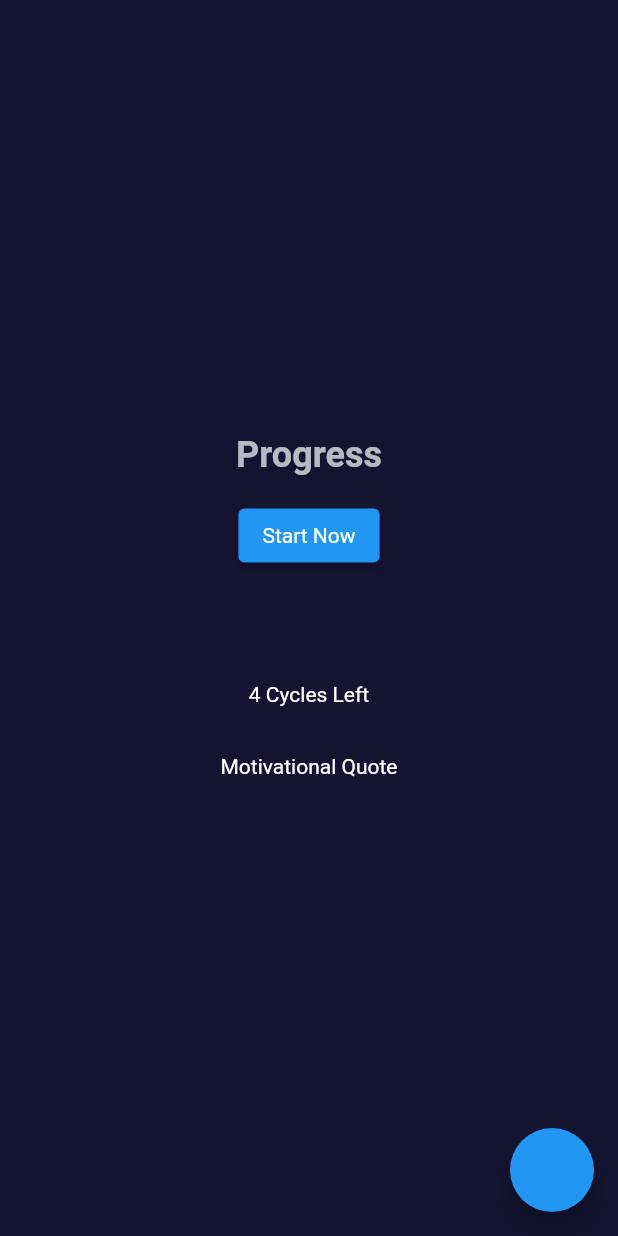
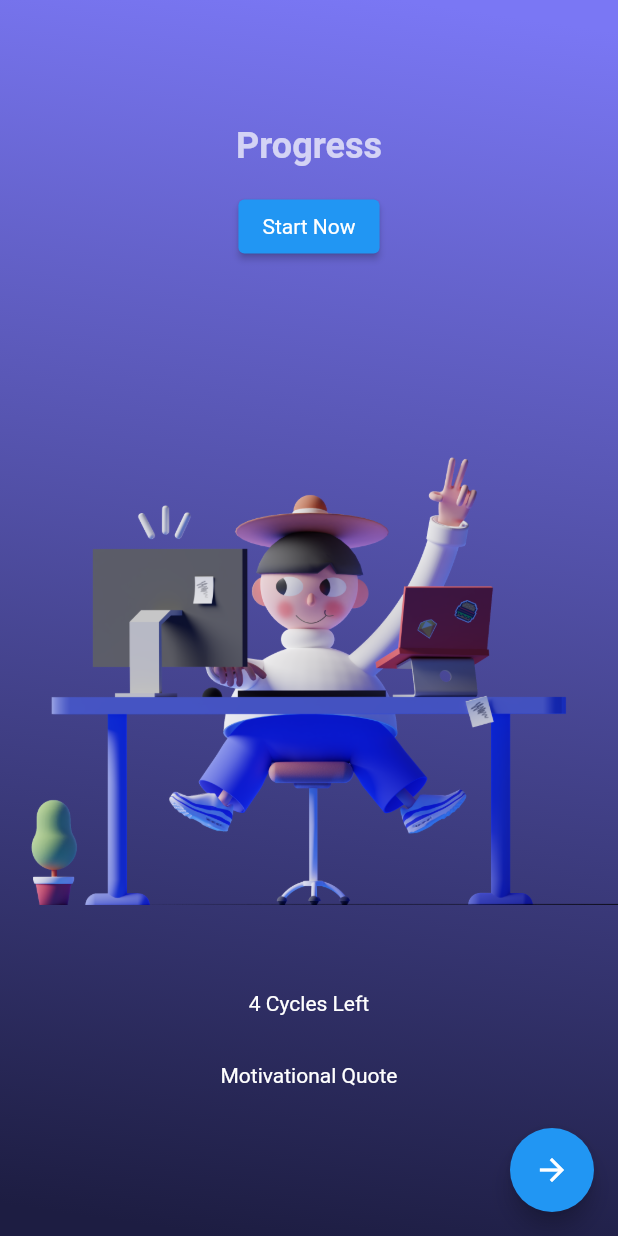
Before and after one commit to HTN-Team-Kirbo/Tomato, a Flutter app: the ProgressPage screen opened directly, on a phone screen of 412 x 824 dp. Run offline on Flutter 3.47's test engine with Material 2 defaults, Android fonts, the phone set to English and light mode, and no system bars; our stand-ins replace cloud_firestore, firebase_auth, firebase_core; accounts and stored records are empty; Roboto replaces fonts that are missing (Hind).

Commit message:
Cosmetics for progess page

```diff
--- a/htn_tomato/lib/progress.dart
+++ b/htn_tomato/lib/progress.dart
@@ -75,10 +75,16 @@ class _ProgressState extends State<ProgressPage> {
     ThemeData localTheme = Theme.of(context);
 
     return Scaffold(
-        body: Center(
-            child:
-                Column(mainAxisAlignment: MainAxisAlignment.center, children: <
-                    Widget>[
+        body: Container(
+          decoration: BoxDecoration(
+              gradient: LinearGradient(
+                  begin: Alignment(-0.3, 1),
+                  end: Alignment(0.3, -1),
+                  colors: [Color(0xFF1D1D42), Color(0xFF7A77F4)])),
+          child: Center(
+              child: Column(
+                  mainAxisAlignment: MainAxisAlignment.center,
+                  children: <Widget>[
                 Padding(
                     padding: EdgeInsets.fromLTRB(40, 0, 40, 0),
                     child: Text(
@@ -98,7 +104,9 @@ class _ProgressState extends State<ProgressPage> {
                           ),
                           onPressed: startCycles,
                         ),
-                  replacement: Text(working ? "Work Time!" : "Break Time!"))),
+                        replacement:
+                            Text(working ? "Work Time!" : "Break Time!"))),
+                Image.asset("assets/Saly-10.png"),
                 Padding(
                   padding: EdgeInsets.all(16.0),
                   child: AnimatedContainer(
@@ -122,6 +130,7 @@ class _ProgressState extends State<ProgressPage> {
                       style: localTheme.textTheme.bodyText2,
                     )),
               ])),
+        ),
         floatingActionButton: FloatingActionButton(
           onPressed: () {
             Navigator.push(
@@ -129,7 +138,7 @@ class _ProgressState extends State<ProgressPage> {
               MaterialPageRoute(builder: (context) => ShowSetupPage()),
             );
           },
-          child: Icon(Icons.arrow_forward),
+          child: Icon(Icons.arrow_forward, color: Colors.white),
         ));
   }
 }
```
Lines whose indentation alone changed are shown as unchanged.
